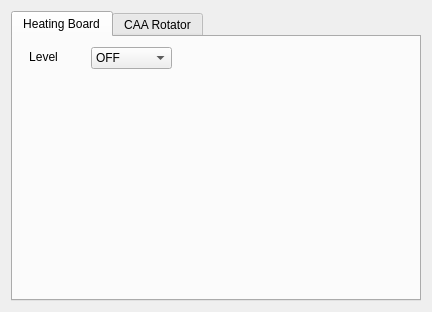
The window that ui/otherCameraSetup.ui (QHYCCD-Official/EZCAP_QT) describes before a commit, drawn with Qt 5.
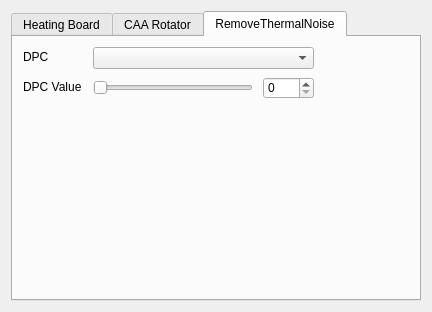
The same window after the commit.

```diff
--- a/ui/otherCameraSetup.ui
+++ b/ui/otherCameraSetup.ui
@@ -17,7 +17,7 @@
    <item row="0" column="0">
     <widget class="QTabWidget" name="tabWidget_SetupTap">
      <property name="currentIndex">
-      <number>0</number>
+      <number>2</number>
      </property>
      <property name="tabsClosable">
       <bool>false</bool>
@@ -127,6 +127,73 @@
        </property>
       </widget>
      </widget>
+     <widget class="QWidget" name="setupTab_DPC">
+      <attribute name="title">
+       <string>RemoveThermalNoise</string>
+      </attribute>
+      <widget class="QLabel" name="labe_DPC">
+       <property name="geometry">
+        <rect>
+         <x>10</x>
+         <y>10</y>
+         <width>61</width>
+         <height>20</height>
+        </rect>
+       </property>
+       <property name="text">
+        <string>DPC</string>
+       </property>
+      </widget>
+      <widget class="QSlider" name="horizontalSlider_DPCValue">
+       <property name="geometry">
+        <rect>
+         <x>80</x>
+         <y>40</y>
+         <width>160</width>
+         <height>21</height>
+        </rect>
+       </property>
+       <property name="orientation">
+        <enum>Qt::Horizontal</enum>
+       </property>
+      </widget>
+      <widget class="QSpinBox" name="spinBox_DPCValue">
+       <property name="geometry">
+        <rect>
+         <x>250</x>
+         <y>40</y>
+         <width>51</width>
+         <height>22</height>
+        </rect>
+       </property>
+      </widget>
+      <widget class="QLabel" name="label_DPCValue">
+       <property name="geometry">
+        <rect>
+         <x>10</x>
+         <y>40</y>
+         <width>61</width>
+         <height>20</height>
+        </rect>
+       </property>
+       <property name="text">
+        <string>DPC Value</string>
+       </property>
+      </widget>
+      <widget class="QComboBox" name="comboBox_DPC">
+       <property name="geometry">
+        <rect>
+         <x>80</x>
+         <y>10</y>
+         <width>221</width>
+         <height>22</height>
+        </rect>
+       </property>
+       <property name="currentText">
+        <string/>
+       </property>
+      </widget>
+     </widget>
     </widget>
    </item>
   </layout>
```
Left out of the diff: 8 changed lines with no effect on the pictures.
